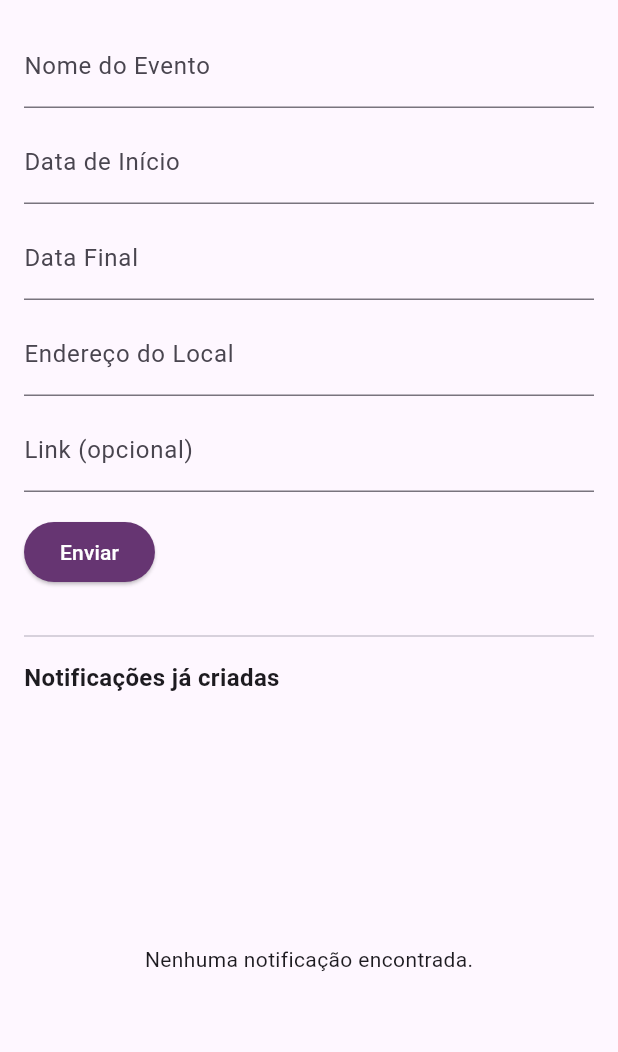
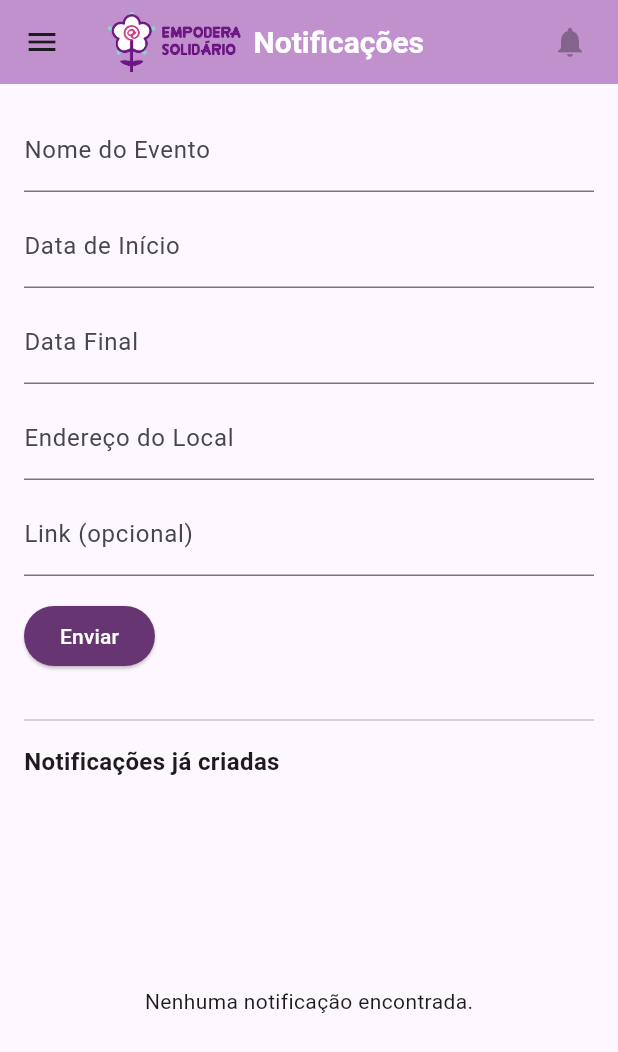
Before and after one commit to ryanmiura/empodera-admin, a Flutter app: the NotificacaoScreens screen opened directly, on a phone screen of 412 x 824 dp. Shown: the top 1052 px of the screen. Run offline on Flutter 3.47's test engine with Material 3 defaults, Android fonts, the phone set to English and light mode, and no system bars; our stand-ins replace cloud_firestore, firebase_auth, firebase_core, flutter_dotenv, shared_preferences; accounts and stored records are empty.

Commit message:
Ajuste da tela e caminho

```diff
--- a/lib/features/moderacao/screens/notificacao_screen.dart
+++ b/lib/features/moderacao/screens/notificacao_screen.dart
@@ -89,6 +89,10 @@ class _NotificacaoScreensState extends State<NotificacaoScreens> {
   @override
   Widget build(BuildContext context) {
     return Scaffold(
+      appBar: const CustomAppBar(
+        title: 'Notificações',
+        showDrawer: true,
+      ),
       drawer: CustomDrawer(onNavigate: (index) {}),
       body: Padding(
         padding: const EdgeInsets.all(16.0),
```
Also changed, not shown: lib/features/dashboard/screens/dashboard_screen.dart (+6 -1 lines), pubspec.lock.
